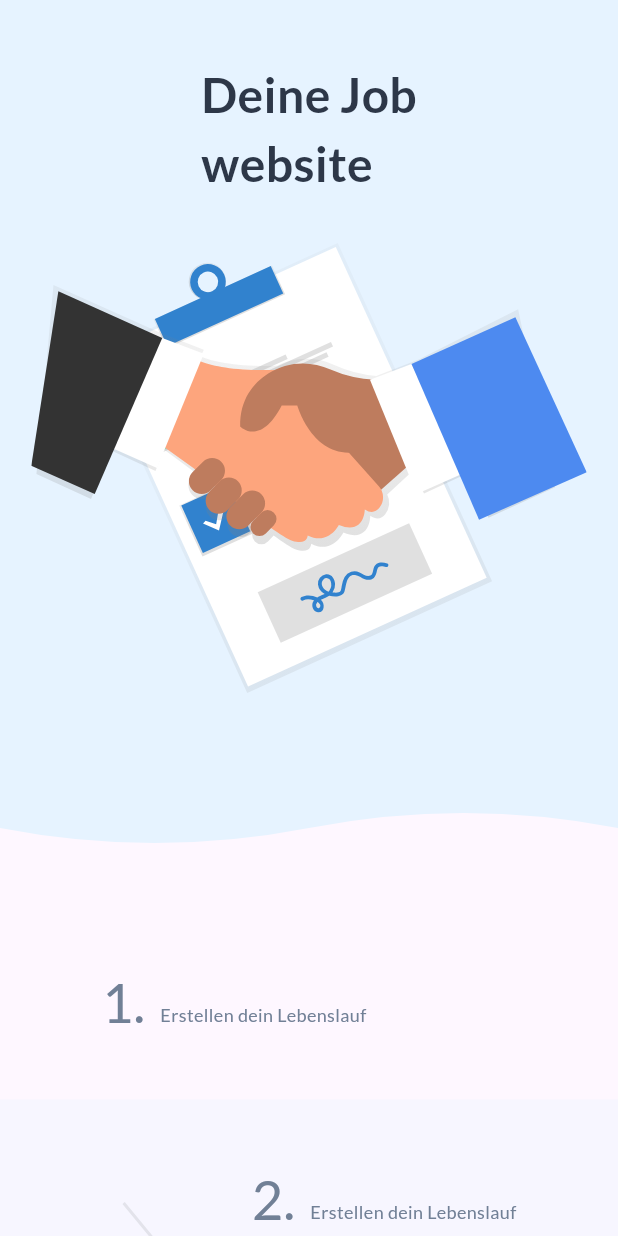
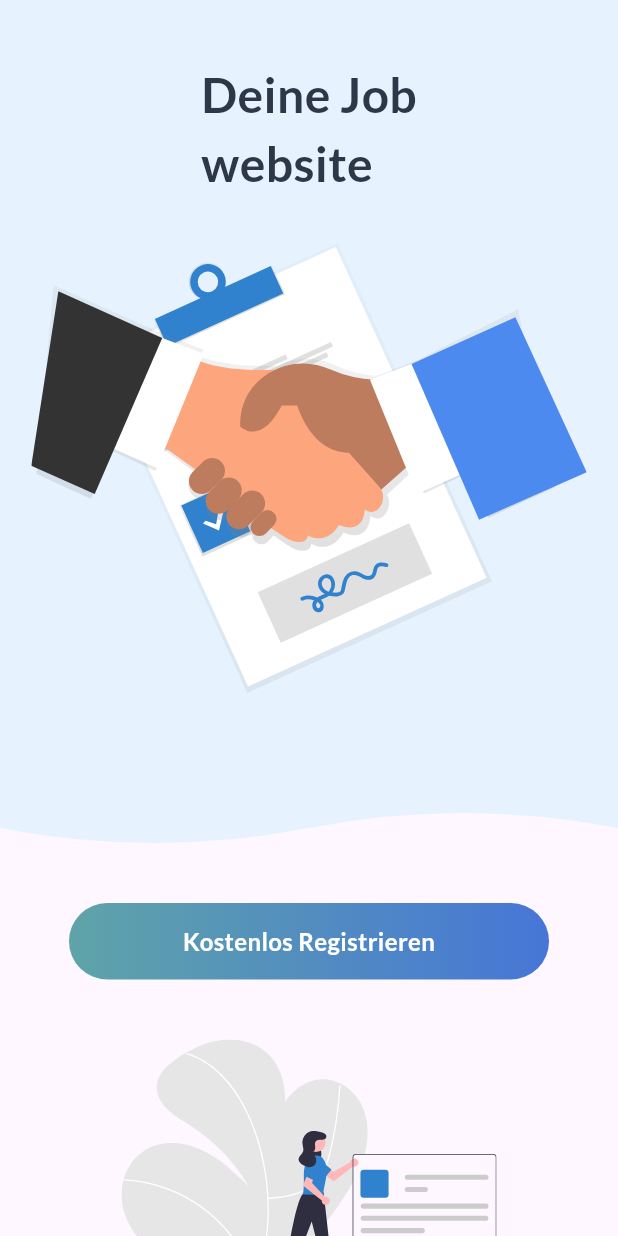
Before and after one commit to FarhanAli-98/prototype, a Flutter app: the screen it shows after launch, on a phone screen of 412 x 824 dp. Run offline on Flutter 3.47's test engine with Material 3 defaults, Android fonts, the phone set to English and light mode, and no system bars; our stand-ins replace flutter_svg.

Commit message:
Update prototype.dart

```diff
--- a/lib/presentation/screens/prototype.dart
+++ b/lib/presentation/screens/prototype.dart
@@ -124,7 +124,7 @@ class FlowBackground extends StatelessWidget {
   Widget build(BuildContext context) {
     return CustomPaint(
       painter: FlowPainter(),
-      size: const Size(double.infinity, 1000), // Adjust height as needed
+      size: const Size(double.infinity, 1300), // Adjust height as needed
     );
   }
 }
@@ -192,18 +192,55 @@ class StepOne extends StatelessWidget {
   Widget build(BuildContext context) {
     final isDesktop = MediaQuery.of(context).size.width > 768;
 
-    return Padding(
+    return Column(
+      children: [
+        if (!isDesktop)
+          GradientButton(
+            width: 320,
+            text: 'Kostenlos Registrieren',
+            onPressed: () {
+              // Define your action here
+            },
+          ),
+        Padding(
           padding: EdgeInsets.symmetric(
             horizontal: isDesktop ? 80 : 20,
             vertical: 40,
           ),
-      child: Row(
+          child: Flex(
+            direction: isDesktop ? Axis.horizontal : Axis.vertical,
             crossAxisAlignment: CrossAxisAlignment.center,
             mainAxisAlignment: MainAxisAlignment.center,
             children: [
-          Row(
+              if (isDesktop) ...{
+                rowOne(isDesktop),
+                const SizedBox(
+                  width: 100,
+                ),
+              },
+              // if (isDesktop)
+              SvgPicture.asset(
+                'assets/images/undraw_Profile_data_re_v81r.svg',
+                width: isDesktop ? 300 : 250,
+              ),
+              if (!isDesktop) ...{
+                const SizedBox(
+                  height: 10,
+                ),
+                rowOne(isDesktop),
+              },
+            ],
+          ),
+        ),
+      ],
+    );
+  }
+
+  Row rowOne(bool isDesktop) {
+    return Row(
       crossAxisAlignment: CrossAxisAlignment.baseline,
       textBaseline: TextBaseline.alphabetic,
+      mainAxisAlignment: isDesktop ? MainAxisAlignment.start : MainAxisAlignment.center,
       children: [
         Text(
           '1.',
@@ -225,17 +262,6 @@ class StepOne extends StatelessWidget {
           ),
         ),
       ],
-          ),
-          SizedBox(
-            width: 100,
-          ),
-          if (isDesktop)
-            SvgPicture.asset(
-              'assets/images/undraw_Profile_data_re_v81r.svg',
-              width: 300,
-            ),
-        ],
-      ),
     );
   }
 }
@@ -253,21 +279,38 @@ class StepTwo extends StatelessWidget {
         vertical: 40,
       ),
       color: const Color(0xFFE6F3FF).withOpacity(0.3),
-      child: Row(
+      child: Flex(
+        direction: isDesktop ? Axis.horizontal : Axis.vertical,
         crossAxisAlignment: CrossAxisAlignment.center,
         mainAxisAlignment: MainAxisAlignment.center,
         children: [
-          if (isDesktop)
+          // if (isDesktop)
+          if (!isDesktop) ...{
+            rowTwo(isDesktop),
+            const SizedBox(
+              height: 10,
+            ),
+          },
           SvgPicture.asset(
             'assets/images/undraw_task_31wc.svg',
-              width: 300,
+            width: isDesktop ? 300 : 250,
           ),
-          SizedBox(
+          if (isDesktop) ...{
+            const SizedBox(
               width: 100,
             ),
-          Row(
+            rowTwo(isDesktop),
+          },
+        ],
+      ),
+    );
+  }
+
+  Row rowTwo(bool isDesktop) {
+    return Row(
       crossAxisAlignment: CrossAxisAlignment.baseline,
       textBaseline: TextBaseline.alphabetic,
+      mainAxisAlignment: isDesktop ? MainAxisAlignment.start : MainAxisAlignment.center,
       children: [
         Text(
           '2.',
@@ -289,9 +332,6 @@ class StepTwo extends StatelessWidget {
           ),
         ),
       ],
-          ),
-        ],
-      ),
     );
   }
 }
@@ -308,12 +348,36 @@ class StepThree extends StatelessWidget {
         horizontal: isDesktop ? 80 : 20,
         vertical: 40,
       ),
-      child: Row(
+      child: Flex(
+        direction: isDesktop ? Axis.horizontal : Axis.vertical,
         crossAxisAlignment: CrossAxisAlignment.center,
         mainAxisAlignment: MainAxisAlignment.center,
         children: [
-          Row(
-            crossAxisAlignment: CrossAxisAlignment.end, // Aligns content to the top
+          rowThree(isDesktop),
+          SizedBox(
+            height: isDesktop ? 0 : 10,
+            width: isDesktop ? 100 : 0,
+          ),
+          SvgPicture.asset(
+            'assets/images/undraw_personal_file_222m.svg',
+            width: isDesktop ? 300 : 250,
+          ),
+          /* if (isDesktop) ...{
+            const SizedBox(
+              width: 100,
+            ),
+            rowThree(isDesktop),
+          },*/
+        ],
+      ),
+    );
+  }
+
+  Row rowThree(bool isDesktop) {
+    return Row(
+      crossAxisAlignment: CrossAxisAlignment.end,
+      mainAxisAlignment: isDesktop ? MainAxisAlignment.start : MainAxisAlignment.center,
+      // Aligns content to the top
       children: [
         Column(
           mainAxisAlignment: MainAxisAlignment.end,
@@ -332,7 +396,7 @@ class StepThree extends StatelessWidget {
         const SizedBox(width: 10),
         SizedBox(
           width: 150,
-                height: 60,
+          height: isDesktop ? 60 : 40,
           child: Text(
             'Mit nur einem Klick bewerben',
             style: TextStyle(
@@ -344,17 +408,6 @@ class StepThree extends StatelessWidget {
           ),
         ),
       ],
-          ),
-          SizedBox(
-            width: 100,
-          ),
-          if (isDesktop)
-            SvgPicture.asset(
-              'assets/images/undraw_personal_file_222m.svg',
-              width: 300,
-            ),
-        ],
-      ),
     );
   }
 }
```
Lines whose indentation alone changed are shown as unchanged.
